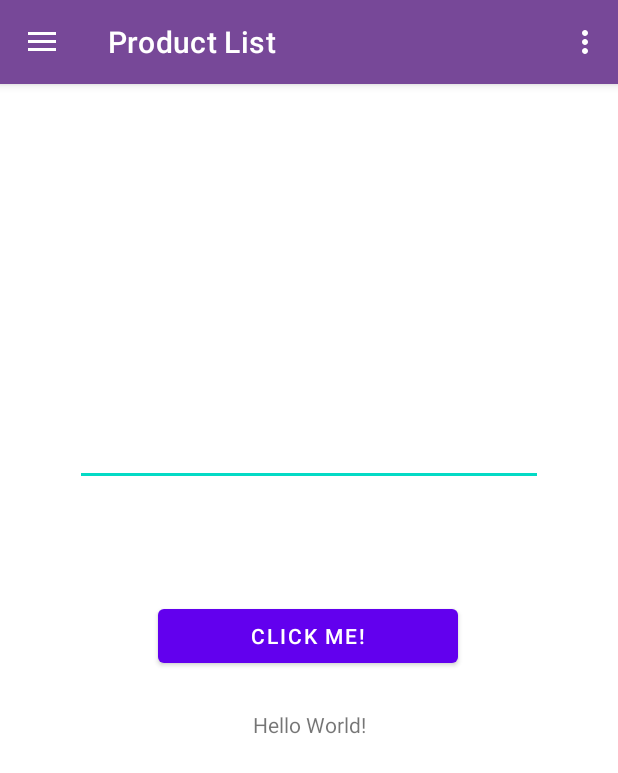
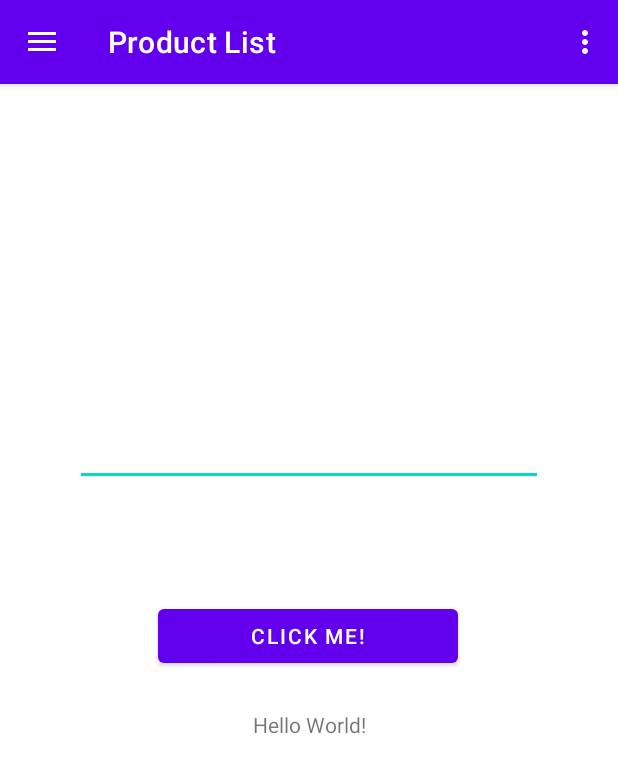
Before and after one commit to NoHop3/via-sem4-and, an Android app: the screen it shows after launch once a user with an empty profile is signed in (NavDrawerActivity), in the side drawer, after a tap on "Product List", on a phone screen of 412 x 824 dp. Shown: the top 773 px of the screen. Run offline under Robolectric (Android 15) with nearby library versions, the phone set to English and light mode, and no system bars; our stand-ins replace Firebase (no records; nobody signed in at launch, a user with empty details on screens opened directly), navigation-ui; libraries missing offline, so code that uses them is left out: com.firebase.ui.

Commit message:
Revert "Changed the layout in some fragments"
This reverts commit c2fb13bd03dbd443e7b135928649fe5381dd76ec.

```diff
--- a/app/src/main/AndroidManifest.xml
+++ b/app/src/main/AndroidManifest.xml
@@ -6,9 +6,9 @@
 
     <application
         android:allowBackup="true"
-        android:icon="@mipmap/launch"
+        android:icon="@drawable/launch"
         android:label="@string/app_name"
-        android:roundIcon="@mipmap/launch_round"
+        android:roundIcon="@mipmap/ic_launcher_round"
         android:supportsRtl="true"
         android:theme="@style/Theme.Androidappdemo">
         <activity
--- a/app/src/main/res/layout/app_bar_nav_drawer.xml
+++ b/app/src/main/res/layout/app_bar_nav_drawer.xml
@@ -15,7 +15,7 @@
             android:id="@+id/toolbar"
             android:layout_width="match_parent"
             android:layout_height="?attr/actionBarSize"
-            android:background="#774898"
+            android:background="?attr/colorPrimary"
             app:popupTheme="@style/Theme.Androidappdemo.PopupOverlay" />
 
     </com.google.android.material.appbar.AppBarLayout>
--- a/app/src/main/res/layout/content_nav_drawer.xml
+++ b/app/src/main/res/layout/content_nav_drawer.xml
@@ -13,7 +13,6 @@
         android:layout_width="match_parent"
         android:layout_height="match_parent"
         app:defaultNavHost="true"
-        app:layout_constraintHorizontal_bias="0.0"
         app:layout_constraintLeft_toLeftOf="parent"
         app:layout_constraintRight_toRightOf="parent"
         app:layout_constraintTop_toTopOf="parent"
--- a/app/src/main/res/layout/fragment_recipe_details.xml
+++ b/app/src/main/res/layout/fragment_recipe_details.xml
@@ -2,7 +2,7 @@
 <LinearLayout xmlns:android="http://schemas.android.com/apk/res/android"
     android:layout_width="match_parent"
     android:layout_height="match_parent"
-    android:background="#91c0ab"
+    android:background="@color/orange"
     android:orientation="vertical">
     <androidx.appcompat.widget.Toolbar
         android:layout_width="match_parent"
--- a/app/src/main/res/layout/nav_header_nav_drawer.xml
+++ b/app/src/main/res/layout/nav_header_nav_drawer.xml
@@ -3,7 +3,7 @@
     xmlns:app="http://schemas.android.com/apk/res-auto"
     android:layout_width="match_parent"
     android:layout_height="@dimen/nav_header_height"
-    android:background="@mipmap/darkwood"
+    android:background="@drawable/side_nav_bar"
     android:gravity="bottom"
     android:orientation="vertical"
     android:paddingLeft="@dimen/activity_horizontal_margin"
@@ -18,7 +18,7 @@
         android:layout_height="wrap_content"
         android:contentDescription="@string/nav_header_desc"
         android:paddingTop="@dimen/nav_header_vertical_spacing"
-        app:srcCompat="@mipmap/launch_round" />
+        app:srcCompat="@mipmap/ic_launcher_round" />
 
     <TextView
         android:layout_width="match_parent"
--- a/app/src/main/res/menu/nav_drawer.xml
+++ b/app/src/main/res/menu/nav_drawer.xml
@@ -1,7 +1,6 @@
 <?xml version="1.0" encoding="utf-8"?>
 <menu xmlns:android="http://schemas.android.com/apk/res/android"
     xmlns:app="http://schemas.android.com/apk/res-auto">
-
     <item
         android:id="@+id/action_settings"
         android:orderInCategory="100"
--- a/app/src/main/res/mipmap-anydpi-v26/ic_launcher.xml
+++ b/app/src/main/res/mipmap-anydpi-v26/ic_launcher.xml
@@ -1,5 +1,5 @@
 <?xml version="1.0" encoding="utf-8"?>
 <adaptive-icon xmlns:android="http://schemas.android.com/apk/res/android">
-    <background android:drawable="@drawable/ic_launcher_background" />
-    <foreground android:drawable="@drawable/ic_launcher_foreground" />
+    <background android:drawable="@color/ic_launcher_background"/>
+    <foreground android:drawable="@mipmap/ic_launcher_foreground"/>
 </adaptive-icon>
--- a/app/src/main/res/mipmap-anydpi-v26/ic_launcher_round.xml
+++ b/app/src/main/res/mipmap-anydpi-v26/ic_launcher_round.xml
@@ -1,5 +1,5 @@
 <?xml version="1.0" encoding="utf-8"?>
 <adaptive-icon xmlns:android="http://schemas.android.com/apk/res/android">
-    <background android:drawable="@drawable/ic_launcher_background" />
-    <foreground android:drawable="@drawable/ic_launcher_foreground" />
+    <background android:drawable="@color/ic_launcher_background"/>
+    <foreground android:drawable="@mipmap/ic_launcher_foreground"/>
 </adaptive-icon>
--- a/app/src/main/res/values/colors.xml
+++ b/app/src/main/res/values/colors.xml
@@ -7,5 +7,5 @@
     <color name="teal_700">#FF018786</color>
     <color name="black">#FF000000</color>
     <color name="white">#FFFFFFFF</color>
-    <color name="orange">#fbb901</color>
+    <color name="orange">#FF9800</color>
 </resources>
--- a/app/src/main/res/values/strings.xml
+++ b/app/src/main/res/values/strings.xml
@@ -10,20 +10,20 @@
     <string name="action_settings">Settings</string>
 
     <string-array name="tags">
-    <item>Main course</item>
-    <item>Side dish</item>
-    <item>Dessert</item>
-    <item>Appetizer</item>
-    <item>Salad</item>
-    <item>Bread</item>
-    <item>Breakfast</item>
-    <item>Soap</item>
-    <item>Beverage</item>
-    <item>Sauce</item>
-    <item>Marinade</item>
-    <item>FingerFood</item>
-    <item>Snack</item>
-    <item>Drink</item>
+    <item>main course</item>
+    <item>side dish</item>
+    <item>dessert</item>
+    <item>appetizer</item>
+    <item>salad</item>
+    <item>bread</item>
+    <item>breakfast</item>
+    <item>soap</item>
+    <item>beverage</item>
+    <item>sauce</item>
+    <item>marinade</item>
+    <item>fingerFood</item>
+    <item>snack</item>
+    <item>drink</item>
     </string-array>
 
     <string name="menu_home">Home</string>
```
Also changed, not shown: app/src/main/res/drawable/launch.jpg (added), app/src/main/res/mipmap-hdpi/ic_launcher.png (added), app/src/main/res/mipmap-hdpi/launch.jpg (added), app/src/main/res/mipmap-mdpi/darkwood.jpg (deleted), app/src/main/res/mipmap-xhdpi/ic_launcher.png (added), app/src/main/res/mipmap-xhdpi/ic_launcher_foreground.png (added), app/src/main/res/mipmap-xhdpi/ic_launcher_round.png (added), app/src/main/res/mipmap-xxhdpi/ic_launcher.png (added), app/src/main/res/mipmap-xxxhdpi/ic_launcher_foreground.png (added).
